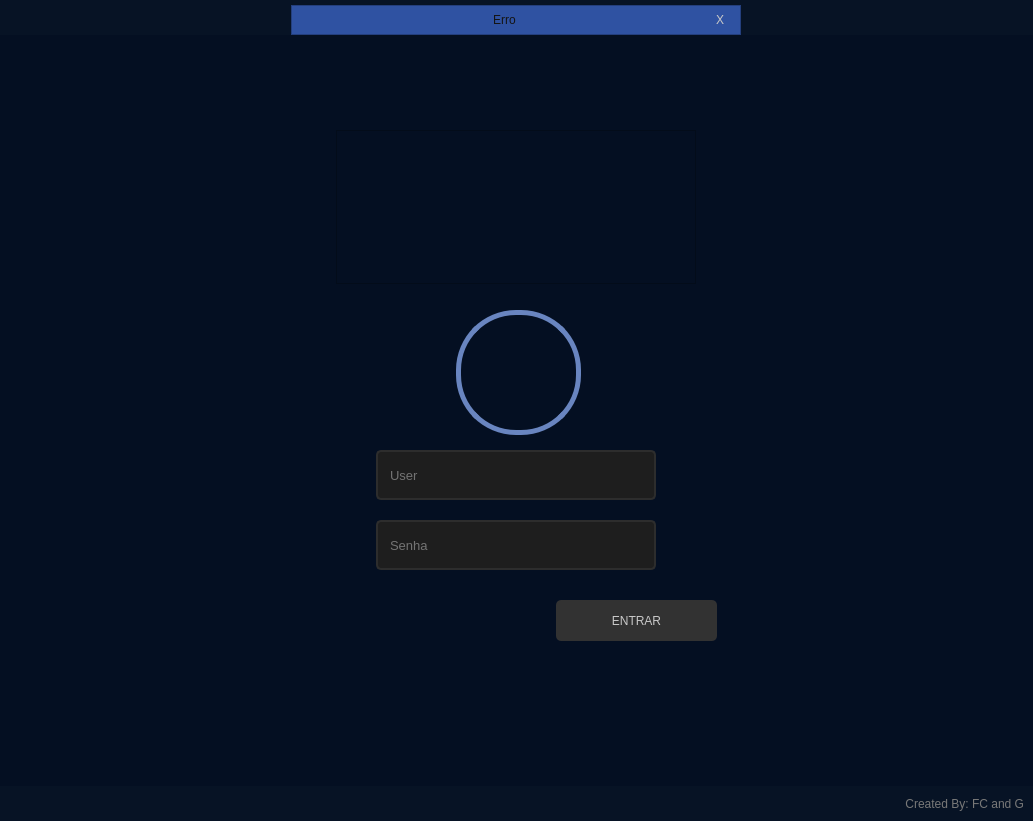
FelipeChagass/Sigma-Autocenter, file Login.ui: the form before one commit.
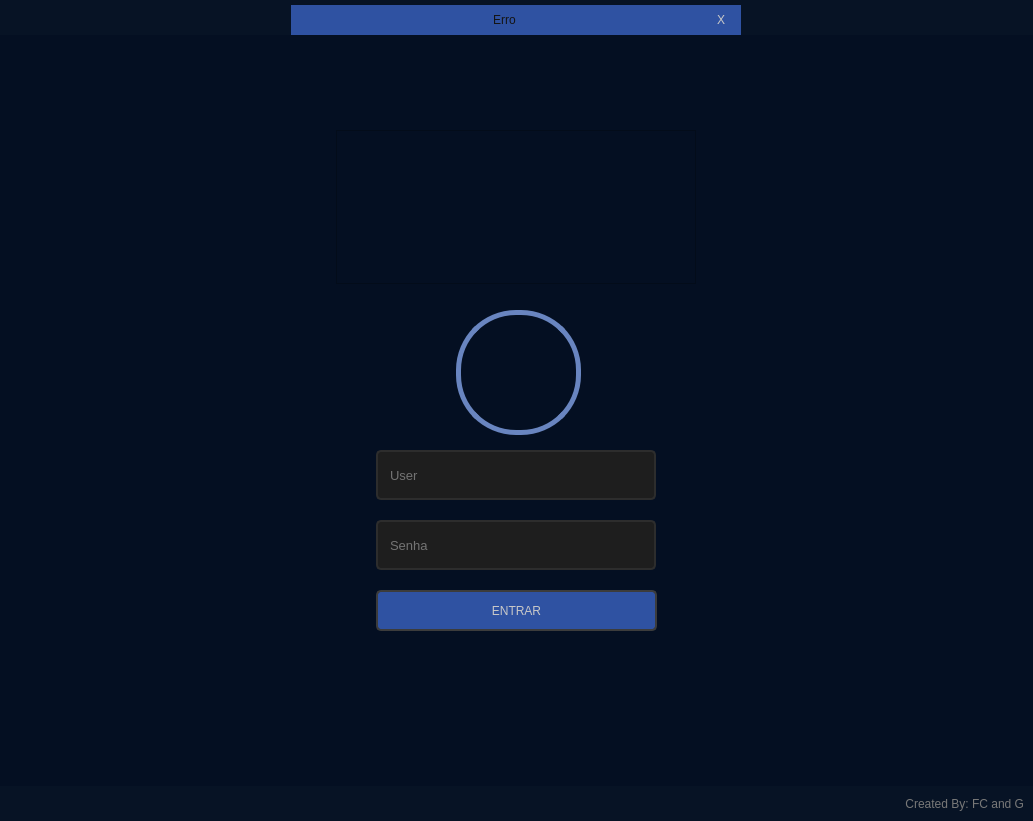
The form after the commit. Icons and pictures are not drawn.

Commit message: Redesign do Login

The edit to the form file:
```diff
--- a/Login.ui
+++ b/Login.ui
@@ -89,7 +89,7 @@
          </property>
          <property name="styleSheet">
           <string notr="true">background-color: rgb(47, 82, 162);
-border-radius: 58x</string>
+border-radius: 58px;</string>
          </property>
          <property name="frameShape">
           <enum>QFrame::StyledPanel</enum>
@@ -305,9 +305,9 @@
          <widget class="QPushButton" name="btn_entrar">
           <property name="geometry">
            <rect>
-            <x>340</x>
-            <y>490</y>
-            <width>161</width>
+            <x>160</x>
+            <y>480</y>
+            <width>281</width>
             <height>41</height>
            </rect>
           </property>
@@ -317,14 +317,14 @@
            </font>
           </property>
           <property name="styleSheet">
-           <string notr="true">QPushButton{
-	background-color: rgb(50,50,50);
-	border: 2px solid rgb (60,60,60);
-	border-radius: 5px;
+           <string notr="true">QPushButton {
+    background-color: rgb(47, 82, 162);
+    border: 2px solid rgb(60, 60, 60);
+    border-radius: 5px;
 }
-QPushButton: hover{
-	background-color: rgb(60,60,60);
-	border: 2px solid rgb (70,70,70);
+QPushButton:hover {
+    background-color:  rgb(57, 100, 190);
+    border: 2px solid rgb(70, 70, 70);
 }
 QPushButton:pressed{
 	background-color: rgb(105, 133, 192);
```
Left out of the diff: 15 changed lines with no effect on the pictures. The commit also changes 7 other files.
